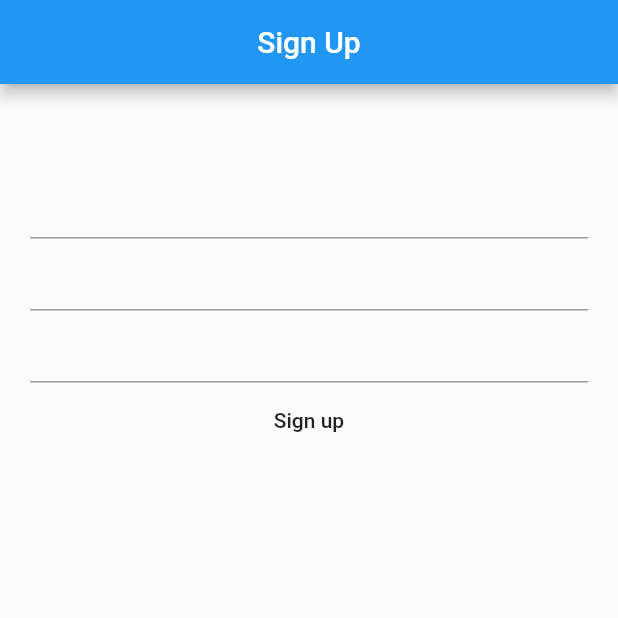
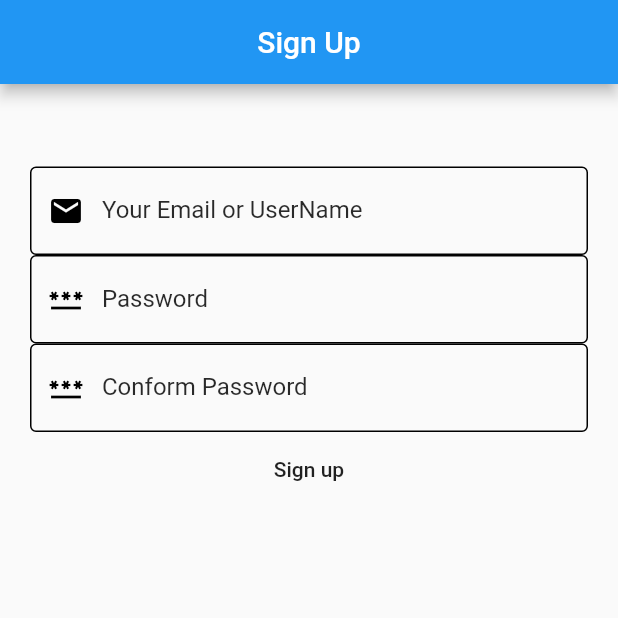
Before and after one commit to Nizar-Sweiss/Self-study-Lab, a Flutter app: the screen it shows after launch, after a tap on "SIGN IN !", on a phone screen of 412 x 824 dp, the top half of it. Run offline on Flutter 3.47's test engine with Material 2 defaults, Android fonts, the phone set to English and light mode, and no system bars; our stand-ins replace cloud_firestore, firebase_auth, firebase_core; accounts and stored records are empty; network calls fail.

Commit message:
add: TextFormFeild TextHint

```diff
--- a/main/lib/Screens/login_screen.dart
+++ b/main/lib/Screens/login_screen.dart
@@ -28,11 +28,35 @@ class _LoginScreenState extends State<LoginScreen> {
               height: 35,
             ),
             TextFormField(
-              controller: emailController,
-            ),
+                controller: emailController,
+                style: TextStyle(color: Color.fromARGB(255, 0, 0, 0)),
+                decoration: InputDecoration(
+                    enabledBorder: OutlineInputBorder(
+                      borderSide: BorderSide(
+                          width: 1, color: Color.fromARGB(255, 0, 0, 0)),
+                    ),
+                    labelText: "Your Email or UserName ",
+                    labelStyle: TextStyle(color: Color.fromARGB(213, 0, 0, 0)),
+                    border: OutlineInputBorder(),
+                    prefixIcon: Icon(
+                      Icons.email,
+                      color: Color.fromARGB(255, 0, 0, 0),
+                    ))),
             TextFormField(
-              controller: passwordController,
-            ),
+                controller: passwordController,
+                style: TextStyle(color: Color.fromARGB(255, 0, 0, 0)),
+                decoration: InputDecoration(
+                    enabledBorder: OutlineInputBorder(
+                      borderSide: BorderSide(
+                          width: 1, color: Color.fromARGB(255, 0, 0, 0)),
+                    ),
+                    labelText: "Password",
+                    labelStyle: TextStyle(color: Color.fromARGB(213, 0, 0, 0)),
+                    border: OutlineInputBorder(),
+                    prefixIcon: Icon(
+                      Icons.password,
+                      color: Color.fromARGB(255, 0, 0, 0),
+                    ))),
             Container(
               width: 200,
               height: 50,
--- a/main/lib/Screens/signin_screen.dart
+++ b/main/lib/Screens/signin_screen.dart
@@ -29,13 +29,52 @@ class _SinginScreenState extends State<SinginScreen> {
                 ),
                 TextFormField(
                     controller: emailController,
+                    style: TextStyle(color: Color.fromARGB(255, 0, 0, 0)),
+                    decoration: InputDecoration(
+                        enabledBorder: OutlineInputBorder(
+                          borderSide: BorderSide(
+                              width: 1, color: Color.fromARGB(255, 0, 0, 0)),
                         ),
+                        labelText: "Your Email or UserName ",
+                        labelStyle:
+                            TextStyle(color: Color.fromARGB(213, 0, 0, 0)),
+                        border: OutlineInputBorder(),
+                        prefixIcon: Icon(
+                          Icons.email,
+                          color: Color.fromARGB(255, 0, 0, 0),
+                        ))),
                 TextFormField(
                     controller: passwordController,
+                    style: TextStyle(color: Colors.white),
+                    decoration: InputDecoration(
+                        enabledBorder: OutlineInputBorder(
+                          borderSide: BorderSide(
+                              width: 1, color: Color.fromARGB(255, 0, 0, 0)),
                         ),
+                        labelText: "Password",
+                        labelStyle:
+                            TextStyle(color: Color.fromARGB(213, 0, 0, 0)),
+                        border: OutlineInputBorder(),
+                        prefixIcon: Icon(
+                          Icons.password,
+                          color: Color.fromARGB(255, 0, 0, 0),
+                        ))),
                 TextFormField(
                     controller: ConformPasswordController,
+                    style: TextStyle(color: Color.fromARGB(255, 0, 0, 0)),
+                    decoration: InputDecoration(
+                        enabledBorder: OutlineInputBorder(
+                          borderSide: BorderSide(
+                              width: 1, color: Color.fromARGB(255, 0, 0, 0)),
                         ),
+                        labelText: "Conform Password",
+                        labelStyle:
+                            TextStyle(color: Color.fromARGB(213, 0, 0, 0)),
+                        border: OutlineInputBorder(),
+                        prefixIcon: Icon(
+                          Icons.password,
+                          color: Color.fromARGB(255, 0, 0, 0),
+                        ))),
                 Container(
                   width: 200,
                   height: 50,
```
Lines whose indentation alone changed are shown as unchanged.
